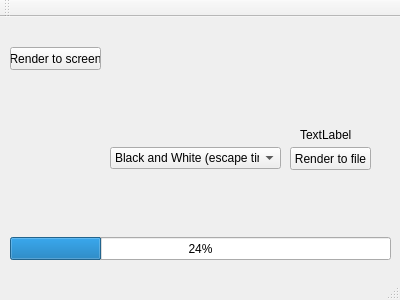
Old version of the form mainwindow.ui in the repository bergvel1/simple-mandelbrot.
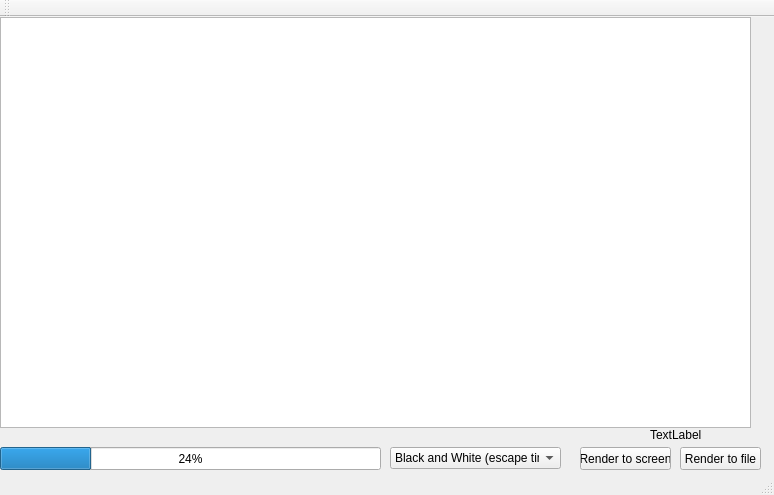
New version of the form.

Commit message: BMP library completely phased out now. Added placeholders for rendering inside GUI.

Diff of the .ui file:
```diff
--- a/mainwindow.ui
+++ b/mainwindow.ui
@@ -6,8 +6,8 @@
    <rect>
     <x>0</x>
     <y>0</y>
-    <width>400</width>
-    <height>300</height>
+    <width>774</width>
+    <height>495</height>
    </rect>
   </property>
   <property name="windowTitle">
@@ -17,8 +17,8 @@
    <widget class="QPushButton" name="pushButton">
     <property name="geometry">
      <rect>
-      <x>290</x>
-      <y>130</y>
+      <x>680</x>
+      <y>430</y>
       <width>81</width>
       <height>23</height>
      </rect>
@@ -30,8 +30,8 @@
    <widget class="QLabel" name="label">
     <property name="geometry">
      <rect>
-      <x>300</x>
-      <y>110</y>
+      <x>650</x>
+      <y>410</y>
       <width>71</width>
       <height>16</height>
      </rect>
@@ -43,8 +43,8 @@
    <widget class="QPushButton" name="pushButton_2">
     <property name="geometry">
      <rect>
-      <x>10</x>
-      <y>30</y>
+      <x>580</x>
+      <y>430</y>
       <width>91</width>
       <height>23</height>
      </rect>
@@ -56,8 +56,8 @@
    <widget class="QProgressBar" name="progressBar">
     <property name="geometry">
      <rect>
-      <x>10</x>
-      <y>220</y>
+      <x>0</x>
+      <y>430</y>
       <width>381</width>
       <height>23</height>
      </rect>
@@ -69,8 +69,8 @@
    <widget class="QComboBox" name="renderTypeBox">
     <property name="geometry">
      <rect>
-      <x>110</x>
-      <y>130</y>
+      <x>390</x>
+      <y>430</y>
       <width>171</width>
       <height>22</height>
      </rect>
@@ -94,6 +94,16 @@
      </property>
     </item>
    </widget>
+   <widget class="QGraphicsView" name="graphicsView">
+    <property name="geometry">
+     <rect>
+      <x>0</x>
+      <y>0</y>
+      <width>751</width>
+      <height>411</height>
+     </rect>
+    </property>
+   </widget>
   </widget>
   <widget class="QMenuBar" name="menuBar">
    <property name="geometry">
```
Left out of the diff: 2 changed lines with no effect on the pictures. The commit also changes 5 other files.
